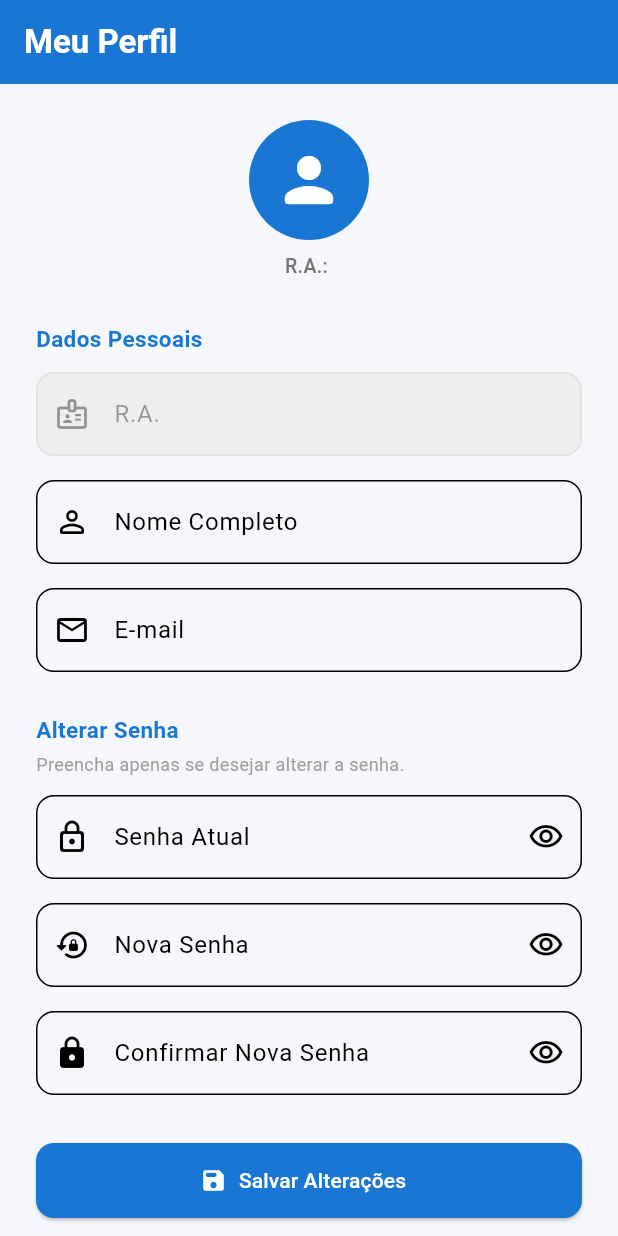
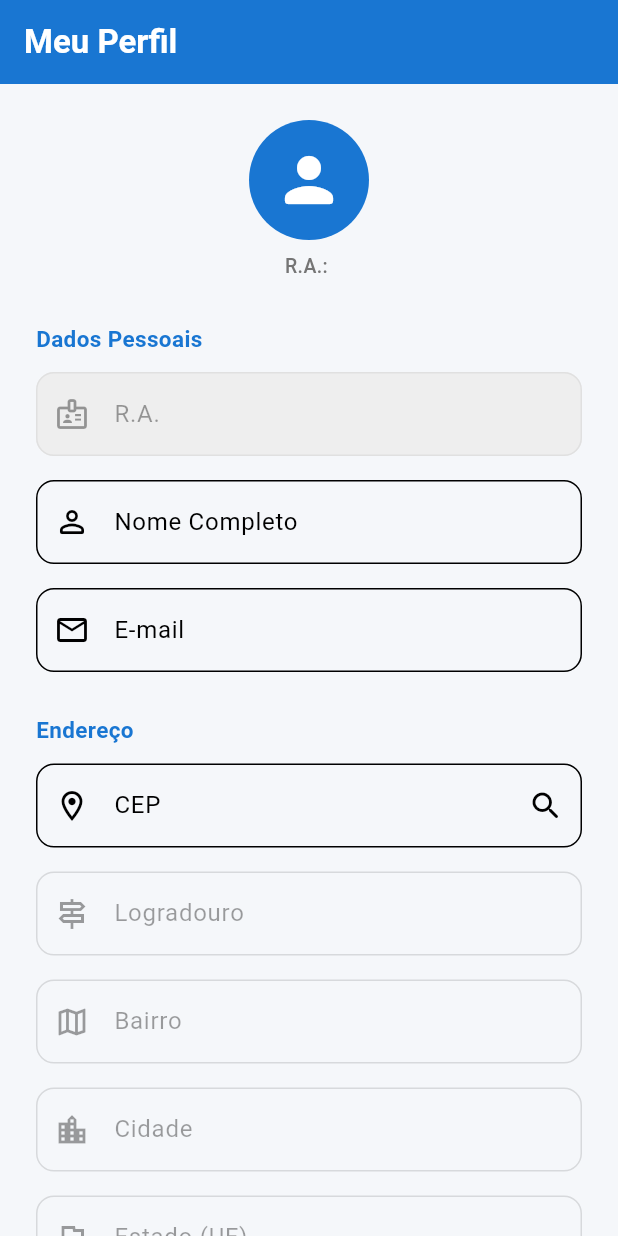
Before and after one commit to amand4morais/C.A.T, a Flutter app: the ProfileView screen opened by its route, on a phone screen of 412 x 824 dp. Run offline on Flutter 3.47's test engine with Material 3 defaults, Android fonts, the phone set to English and light mode, and no system bars; our stand-ins replace flutter_dotenv, go_router, image_picker, shared_preferences, supabase_flutter; accounts and stored records are empty.

Commit message:
profile_view adicionado

```diff
--- a/lib/views/profile_view.dart
+++ b/lib/views/profile_view.dart
@@ -1,5 +1,6 @@
 import 'package:flutter/material.dart';
 import 'package:go_router/go_router.dart';
+import 'package:image_picker/image_picker.dart';
 import 'package:provider/provider.dart';
 
 import '../viewmodels/auth_viewmodel.dart';
@@ -15,6 +16,11 @@ class _ProfileViewState extends State<ProfileView> {
   final _formKey = GlobalKey<FormState>();
   late final TextEditingController _nomeController;
   late final TextEditingController _emailController;
+  late final TextEditingController _cepController;
+  late final TextEditingController _logradouroController;
+  late final TextEditingController _bairroController;
+  late final TextEditingController _localidadeController;
+  late final TextEditingController _ufController;
   final TextEditingController _senhaAtualController = TextEditingController();
   final TextEditingController _novaSenhaController = TextEditingController();
   final TextEditingController _confirmarSenhaController =
@@ -30,12 +36,22 @@ class _ProfileViewState extends State<ProfileView> {
     final user = context.read<AuthViewModel>().currentUser;
     _nomeController = TextEditingController(text: user?.nome ?? '');
     _emailController = TextEditingController(text: user?.email ?? '');
+    _cepController = TextEditingController(text: user?.cep ?? '');
+    _logradouroController = TextEditingController(text: user?.logradouro ?? '');
+    _bairroController = TextEditingController(text: user?.bairro ?? '');
+    _localidadeController = TextEditingController(text: user?.localidade ?? '');
+    _ufController = TextEditingController(text: user?.uf ?? '');
   }
 
   @override
   void dispose() {
     _nomeController.dispose();
     _emailController.dispose();
+    _cepController.dispose();
+    _logradouroController.dispose();
+    _bairroController.dispose();
+    _localidadeController.dispose();
+    _ufController.dispose();
     _senhaAtualController.dispose();
     _novaSenhaController.dispose();
     _confirmarSenhaController.dispose();
@@ -69,6 +85,11 @@ class _ProfileViewState extends State<ProfileView> {
     await viewModel.updateProfile(
       nome: _nomeController.text.trim(),
       email: _emailController.text.trim(),
+      cep: _cepController.text.trim(),
+      logradouro: _logradouroController.text.trim(),
+      bairro: _bairroController.text.trim(),
+      localidade: _localidadeController.text.trim(),
+      uf: _ufController.text.trim(),
     );
 
     if (mounted) {
@@ -82,6 +103,50 @@ class _ProfileViewState extends State<ProfileView> {
         ),
       );
     }
+  }
+
+  Future<void> _buscarCep() async {
+    final cep = _cepController.text.replaceAll(RegExp(r'[^0-9]'), '');
+    if (cep.length == 8) {
+      final address = await context.read<AuthViewModel>().fetchCep(cep);
+      if (address != null && mounted) {
+        _logradouroController.text = address.logradouro;
+        _bairroController.text = address.bairro;
+        _localidadeController.text = address.localidade;
+        _ufController.text = address.uf;
+      }
+    }
+  }
+
+  void _mostrarOpcoesImagem(AuthViewModel viewModel) {
+    showModalBottomSheet(
+      context: context,
+      builder: (context) {
+        return SafeArea(
+          child: Column(
+            mainAxisSize: MainAxisSize.min,
+            children: [
+              ListTile(
+                leading: const Icon(Icons.photo_camera_rounded),
+                title: const Text('Câmera'),
+                onTap: () {
+                  Navigator.of(context).pop();
+                  viewModel.updateProfileImage(ImageSource.camera);
+                },
+              ),
+              ListTile(
+                leading: const Icon(Icons.photo_library_rounded),
+                title: const Text('Galeria'),
+                onTap: () {
+                  Navigator.of(context).pop();
+                  viewModel.updateProfileImage(ImageSource.gallery);
+                },
+              ),
+            ],
+          ),
+        );
+      },
+    );
   }
 
   Future<void> _logout() async {
@@ -116,13 +181,29 @@ class _ProfileViewState extends State<ProfileView> {
                     crossAxisAlignment: CrossAxisAlignment.stretch,
                     children: [
                       Center(
-                        child: CircleAvatar(
-                          radius: 40,
-                          backgroundColor: const Color(0xFF1976D2),
-                          child: const Icon(
-                            Icons.person_rounded,
-                            size: 48,
-                            color: Colors.white,
+                        child: GestureDetector(
+                          onTap: () => _mostrarOpcoesImagem(viewModel),
+                          child: CircleAvatar(
+                            radius: 40,
+                            backgroundColor:
+                                user?.fotoUrl != null &&
+                                    user!.fotoUrl!.isNotEmpty
+                                ? Colors.transparent
+                                : const Color(0xFF1976D2),
+                            backgroundImage:
+                                user?.fotoUrl != null &&
+                                    user!.fotoUrl!.isNotEmpty
+                                ? NetworkImage(user.fotoUrl!)
+                                : null,
+                            child:
+                                user?.fotoUrl != null &&
+                                    user!.fotoUrl!.isNotEmpty
+                                ? null
+                                : const Icon(
+                                    Icons.person_rounded,
+                                    size: 48,
+                                    color: Colors.white,
+                                  ),
                           ),
                         ),
                       ),
@@ -174,6 +255,57 @@ class _ProfileViewState extends State<ProfileView> {
                           prefixIcon: Icon(Icons.email_outlined),
                         ),
                         validator: viewModel.validateEmail,
+                      ),
+                      const SizedBox(height: 28),
+                      const _SectionTitle(title: 'Endereço'),
+                      const SizedBox(height: 12),
+                      TextFormField(
+                        controller: _cepController,
+                        keyboardType: TextInputType.number,
+                        decoration: InputDecoration(
+                          labelText: 'CEP',
+                          prefixIcon: const Icon(Icons.location_on_outlined),
+                          suffixIcon: IconButton(
+                            icon: const Icon(Icons.search_rounded),
+                            onPressed: _buscarCep,
+                          ),
+                        ),
+                      ),
+                      const SizedBox(height: 16),
+                      TextFormField(
+                        controller: _logradouroController,
+                        enabled: false,
+                        decoration: const InputDecoration(
+                          labelText: 'Logradouro',
+                          prefixIcon: Icon(Icons.signpost_outlined),
+                        ),
+                      ),
+                      const SizedBox(height: 16),
+                      TextFormField(
+                        controller: _bairroController,
+                        enabled: false,
+                        decoration: const InputDecoration(
+                          labelText: 'Bairro',
+                          prefixIcon: Icon(Icons.map_outlined),
+                        ),
+                      ),
+                      const SizedBox(height: 16),
+                      TextFormField(
+                        controller: _localidadeController,
+                        enabled: false,
+                        decoration: const InputDecoration(
+                          labelText: 'Cidade',
+                          prefixIcon: Icon(Icons.location_city_outlined),
+                        ),
+                      ),
+                      const SizedBox(height: 16),
+                      TextFormField(
+                        controller: _ufController,
+                        enabled: false,
+                        decoration: const InputDecoration(
+                          labelText: 'Estado (UF)',
+                          prefixIcon: Icon(Icons.flag_outlined),
+                        ),
                       ),
                       const SizedBox(height: 28),
                       const _SectionTitle(title: 'Alterar Senha'),
```
